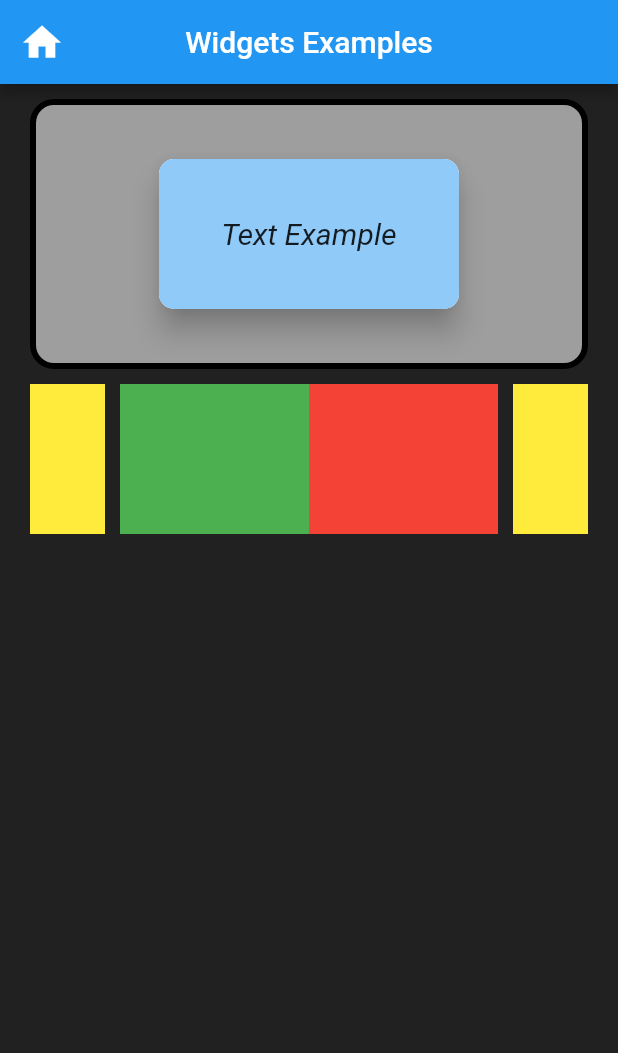
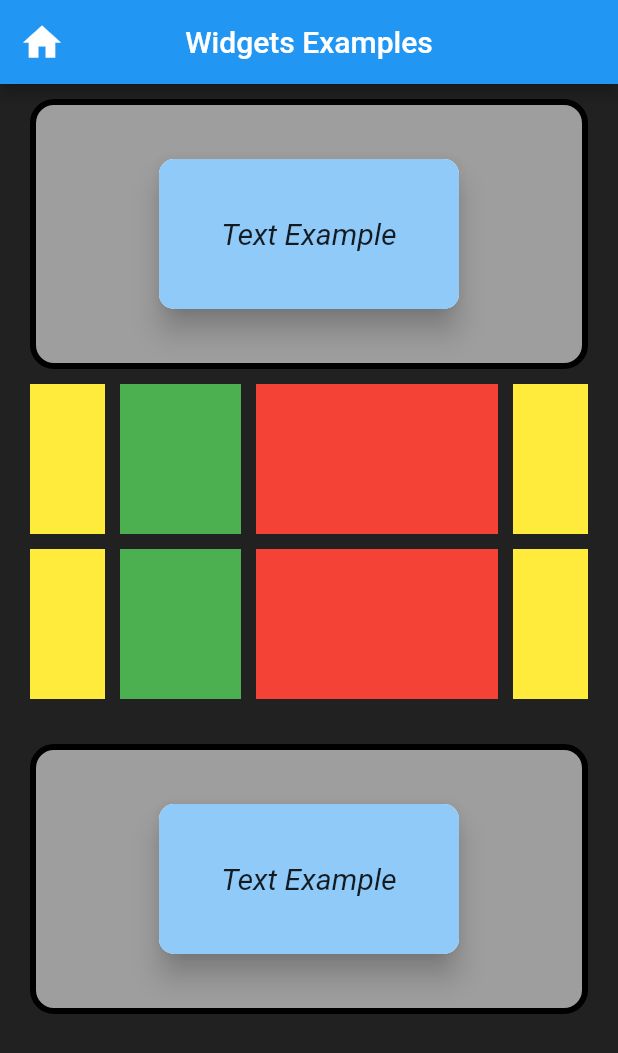
Before and after one commit to Igneele91/Dart-Flutter-Udmi2022, a Flutter app: the screen it shows after launch, on a phone screen of 412 x 824 dp. Shown: the top 1053 px of the screen. Run offline on Flutter 3.47's test engine with Material 2 defaults, Android fonts, the phone set to English and light mode, and no system bars; Roboto replaces fonts that are missing (Rubrik).

Commit message:
finish with own creaton vid36

```diff
--- a/flutter_grundlagen/lib/presentation/widgets_examples/widgets/row_expanded_example.dart
+++ b/flutter_grundlagen/lib/presentation/widgets_examples/widgets/row_expanded_example.dart
@@ -17,12 +17,17 @@ class RowExpandedExample extends StatelessWidget {
           width: 10,
         ),
         Expanded(
+          flex: 1, // die flex 1 bekommt weniger
           child: Container(
             color: Colors.green,
             height: 100,
           ),
         ),
+        const SizedBox(
+          width: 10,
+        ),
         Expanded(
+          flex: 2, // die flex 2 mehr
           child: Container(
             color: Colors.red,
             height: 100,
--- a/flutter_grundlagen/lib/presentation/widgets_examples/widgets_examples_page.dart
+++ b/flutter_grundlagen/lib/presentation/widgets_examples/widgets_examples_page.dart
@@ -24,12 +24,20 @@ class WidgetsExamplesPage extends StatelessWidget {
           child: Column(
             mainAxisAlignment: MainAxisAlignment.start, // X achse
             crossAxisAlignment: CrossAxisAlignment.center, // Y achse
-            children: [
-              const ContainerTextExample(),
-              const SizedBox(
+            children: const [
+              ContainerTextExample(),
+              SizedBox(
                 height: 10,
               ),
               RowExpandedExample(),
+              SizedBox(
+                height: 10,
+              ),
+              RowExpandedExample(),
+              SizedBox(
+                height: 30,
+              ),
+              ContainerTextExample(),
             ],
           ),
         ),
```
